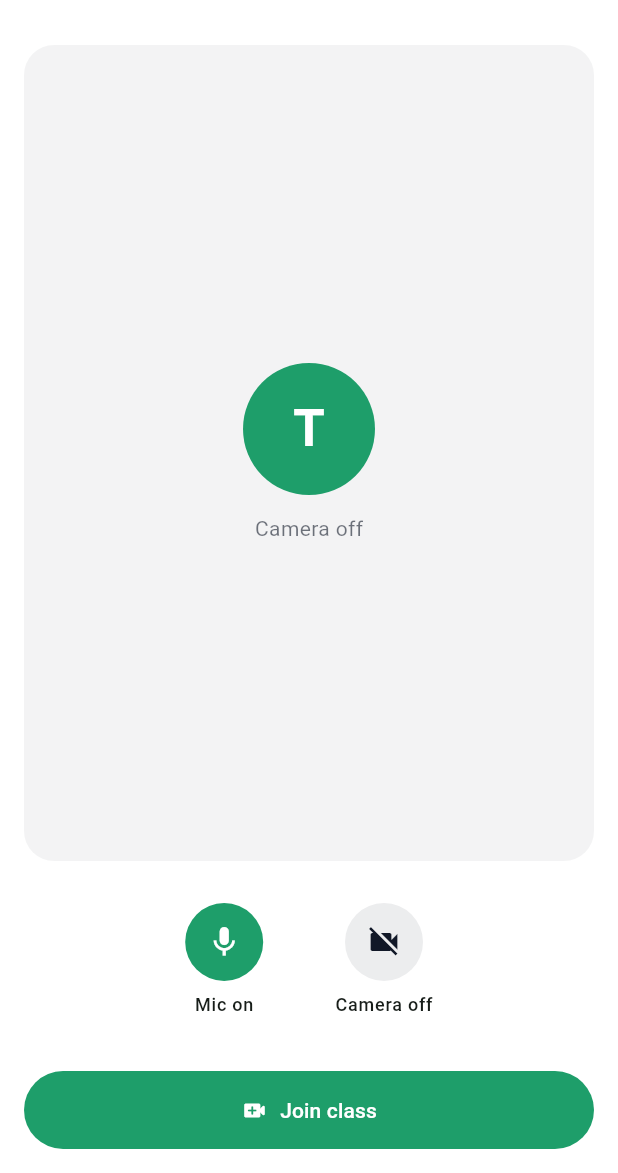
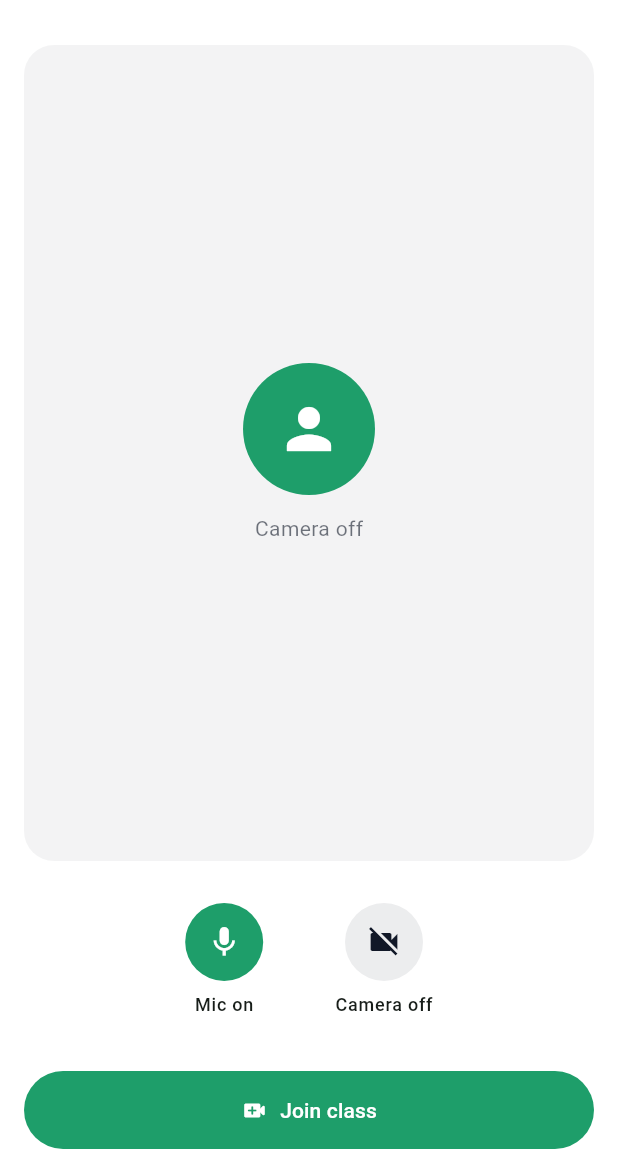
Before and after one commit to Technest-Tech/acadmyq-lms, a Flutter app: the LobbyScreen screen opened directly, on a phone screen of 412 x 824 dp, the part 63-1236 px from its top. Run offline on Flutter 3.47's test engine with Material 3 defaults, Android fonts, the phone set to English and light mode, and no system bars; our stand-ins replace connectivity_plus, dio, flutter_riverpod, permission_handler; missing offline and left inert: livekit_client.

Commit message:
feat(mobile): control-plane token plumbing + config-driven engine (Phase 3c-iii)
The live wiring — everything the real call needs except a running stack.

- AppConfig (--dart-define): control-plane base URL, host bearer token, and
  USE_FAKE_MEDIA. Defaults to the in-memory fake so the app runs serverless.
- dio client with a bearer-auth interceptor; HttpRoomTokenSource calls
  POST /api/video/rooms/{id}/token and maps {url,token,room,identity} to
  RoomCredentials, with typed errors (401/402-upgrade/403/404/network). Plus a
  FakeRoomTokenSource for dev. The client never holds a LiveKit secret (V-SEC-1).
- Config-driven providers: mediaSessionProvider + roomTokenSourceProvider pick
  fake vs real LiveKit/HTTP from AppConfig — same app goes live via dart-defines,
  no code edits.
- Lobby Join is now async: LobbyController.resolveCredentials fetches the token
  (joining/joinError state); LobbyScreen takes a roomId, shows a join spinner +
  token errors, then enters the room. Landing -> lobby -> token -> room.
- Android FGS permissions for screen share (service wiring + verification land
  with the on-device join, AC-V3.3). Dep: dio 5.9.2.

flutter analyze clean; flutter test 39/39 green (+13: token-source error matrix
via a stubbed Dio adapter, async-join success/error/guard, lobby->token->room
navigation). V-ARCH-1 guard still green. The two-device call is Phase 3c-iv.

Co-Authored-By: Claude Opus 4.8 (1M context) <noreply@anthropic.com>

```diff
--- /dev/null
+++ b/apps/mobile/lib/core/network/room_token_source.dart
@@ -0,0 +1,93 @@
+import 'package:dio/dio.dart';
+
+import '../media/media_models.dart';
+
+/// Why a token fetch failed — mapped to a clear user message by the UI.
+enum TokenFetchError {
+  /// Not signed in / session expired (401).
+  unauthorized,
+
+  /// The academy's plan doesn't include video (402 → upgrade required).
+  upgradeRequired,
+
+  /// The role lacks `room.join` (403).
+  forbidden,
+
+  /// No such room for this tenant (404).
+  notFound,
+
+  /// No network / server unreachable.
+  network,
+
+  /// Anything else.
+  unknown,
+}
+
+class TokenFetchException implements Exception {
+  const TokenFetchException(this.kind, [this.message]);
+  final TokenFetchError kind;
+  final String? message;
+
+  @override
+  String toString() => 'TokenFetchException($kind${message == null ? '' : ': $message'})';
+}
+
+/// Exchanges a room id for short-lived, scoped [RoomCredentials] from the control plane.
+///
+/// The client never mints tokens or holds the LiveKit secret (V-SEC-1); it asks Laravel, which
+/// derives the LiveKit grants from the caller's RBAC and signs the JWT server-side.
+abstract interface class RoomTokenSource {
+  Future<RoomCredentials> fetchToken(String roomId);
+}
+
+/// Real implementation: `POST /api/video/rooms/{id}/token` → `{ url, token, room, identity }`.
+class HttpRoomTokenSource implements RoomTokenSource {
+  HttpRoomTokenSource(this._dio);
+  final Dio _dio;
+
+  @override
+  Future<RoomCredentials> fetchToken(String roomId) async {
+    try {
+      final Response<Map<String, dynamic>> res =
+          await _dio.post<Map<String, dynamic>>('/api/video/rooms/$roomId/token');
+      final Map<String, dynamic>? data = res.data;
+      if (data == null) {
+        throw const TokenFetchException(TokenFetchError.unknown, 'Empty token response');
+      }
+      return RoomCredentials(
+        url: data['url'] as String,
+        token: data['token'] as String,
+        identity: data['identity'] as String,
+        roomName: data['room'] as String,
+      );
+    } on DioException catch (e) {
+      throw _map(e);
+    }
+  }
+
+  TokenFetchException _map(DioException e) {
+    final int? status = e.response?.statusCode;
+    return switch (status) {
+      401 => const TokenFetchException(TokenFetchError.unauthorized),
+      402 => const TokenFetchException(TokenFetchError.upgradeRequired),
+      403 => const TokenFetchException(TokenFetchError.forbidden),
+      404 => const TokenFetchException(TokenFetchError.notFound),
+      null => const TokenFetchException(TokenFetchError.network),
+      _ => const TokenFetchException(TokenFetchError.unknown),
+    };
+  }
+}
+
+/// In-memory token source for the dev/sim flow — returns canned credentials so the lobby → room
+/// path runs with no server.
+class FakeRoomTokenSource implements RoomTokenSource {
+  const FakeRoomTokenSource();
+
+  @override
+  Future<RoomCredentials> fetchToken(String roomId) async => RoomCredentials(
+        url: 'wss://media.dev',
+        token: 'dev-token',
+        identity: 'teacher-1',
+        roomName: roomId,
+      );
+}
--- a/apps/mobile/lib/features/lobby/presentation/lobby_screen.dart
+++ b/apps/mobile/lib/features/lobby/presentation/lobby_screen.dart
@@ -4,16 +4,19 @@ import 'package:flutter_riverpod/flutter_riverpod.dart';
 import '../../../core/design_system/tokens.dart';
 import '../../../core/di/providers.dart';
 import '../../../core/media/media_models.dart';
+import '../../../core/network/room_token_source.dart';
 import '../../room/presentation/room_screen.dart';
 import '../application/lobby_controller.dart';
 import '../data/permission_gateway.dart';
 
 /// The pre-flight before a class: set mic/camera, grant permissions, confirm you're online — so the
-/// user fixes problems here, not mid-lesson (docs/video-platform/04-FLUTTER-CLIENT §4).
+/// user fixes problems here, not mid-lesson (docs/video-platform/04-FLUTTER-CLIENT §4). On Join it
+/// fetches a scoped room token from the control plane, then enters the room.
 class LobbyScreen extends ConsumerWidget {
-  const LobbyScreen({super.key, required this.credentials, this.roomTitle});
+  const LobbyScreen({super.key, required this.roomId, this.roomTitle});
 
-  final RoomCredentials credentials;
+  /// The persistent room (`video_rooms.id`) to fetch a token for.
+  final String roomId;
   final String? roomTitle;
 
   @override
@@ -25,7 +28,7 @@ class LobbyScreen extends ConsumerWidget {
       backgroundColor: colors.surface,
       appBar: AppBar(
         backgroundColor: Colors.transparent,
-        title: Text(roomTitle ?? credentials.roomName),
+        title: Text(roomTitle ?? 'Join class'),
       ),
       body: SafeArea(
         child: ListenableBuilder(
@@ -35,12 +38,7 @@ class LobbyScreen extends ConsumerWidget {
               padding: const EdgeInsets.all(AppSpacing.lg),
               child: Column(
                 children: <Widget>[
-                  Expanded(
-                    child: _Preview(
-                      controller: controller,
-                      identity: credentials.identity,
-                    ),
-                  ),
+                  Expanded(child: _Preview(controller: controller)),
                   const SizedBox(height: AppSpacing.lg),
                   _DeviceToggles(controller: controller),
                   const SizedBox(height: AppSpacing.lg),
@@ -57,11 +55,20 @@ class LobbyScreen extends ConsumerWidget {
     );
   }
 
-  void _join(BuildContext context, WidgetRef ref, LobbyController controller) {
-    Navigator.of(context).push(
+  Future<void> _join(
+    BuildContext context,
+    WidgetRef ref,
+    LobbyController controller,
+  ) async {
+    final RoomCredentials? creds = await controller.resolveCredentials(
+      ref.read(roomTokenSourceProvider),
+      roomId,
+    );
+    if (creds == null || !context.mounted) return;
+    await Navigator.of(context).push(
       MaterialPageRoute<void>(
         builder: (_) => RoomScreen(
-          credentials: credentials,
+          credentials: creds,
           roomTitle: roomTitle,
           initialMicEnabled: controller.micEnabled,
           initialCameraEnabled: controller.cameraEnabled,
@@ -72,10 +79,9 @@ class LobbyScreen extends ConsumerWidget {
 }
 
 class _Preview extends StatelessWidget {
-  const _Preview({required this.controller, required this.identity});
+  const _Preview({required this.controller});
 
   final LobbyController controller;
-  final String identity;
 
   @override
   Widget build(BuildContext context) {
@@ -90,43 +96,28 @@ class _Preview extends StatelessWidget {
         borderRadius: BorderRadius.circular(AppRadii.lg),
       ),
       alignment: Alignment.center,
-      child: showCamera
-          // Real camera preview is wired in Phase 3c-iii (behind the media abstraction, V-ARCH-1).
-          ? Column(
-              mainAxisSize: MainAxisSize.min,
-              children: <Widget>[
-                Icon(Icons.videocam_rounded, size: 48, color: colors.primary),
-                const SizedBox(height: AppSpacing.md),
-                Text('Camera preview',
-                    style: Theme.of(context).textTheme.bodyMedium),
-              ],
-            )
-          : Column(
-              mainAxisSize: MainAxisSize.min,
-              children: <Widget>[
-                CircleAvatar(
+      child: Column(
+        mainAxisSize: MainAxisSize.min,
+        children: <Widget>[
+          // Real camera preview is wired in Phase 3c-iv (behind the media abstraction, V-ARCH-1).
+          showCamera
+              ? Icon(Icons.videocam_rounded, size: 48, color: colors.primary)
+              : CircleAvatar(
                   radius: 44,
                   backgroundColor: colors.primary,
-                  child: Text(
-                    _initial(identity),
-                    style: const TextStyle(
-                        color: Colors.white,
-                        fontSize: 34,
-                        fontWeight: FontWeight.w600),
-                  ),
+                  child: const Icon(Icons.person, color: Colors.white, size: 44),
                 ),
-                const SizedBox(height: AppSpacing.md),
-                Text('Camera off',
-                    style: Theme.of(context).textTheme.bodyMedium?.copyWith(
-                          color: colors.onSurface.withValues(alpha: 0.6),
-                        )),
-              ],
-            ),
+          const SizedBox(height: AppSpacing.md),
+          Text(
+            showCamera ? 'Camera preview' : 'Camera off',
+            style: Theme.of(context).textTheme.bodyMedium?.copyWith(
+                  color: colors.onSurface.withValues(alpha: 0.6),
+                ),
+          ),
+        ],
+      ),
     );
   }
-
-  String _initial(String s) =>
-      s.trim().isEmpty ? '?' : s.trim().characters.first.toUpperCase();
 }
 
 class _DeviceToggles extends StatelessWidget {
@@ -255,11 +246,25 @@ class _StatusAndJoin extends StatelessWidget {
             icon: Icons.wifi_off_rounded,
             text: "You're offline. Reconnect to join the class.",
           ),
+        if (controller.joinError != null)
+          _Notice(
+            color: colors.danger,
+            icon: Icons.error_outline_rounded,
+            text: _joinErrorMessage(controller.joinError!),
+          ),
         const SizedBox(height: AppSpacing.sm),
         FilledButton.icon(
-          onPressed: controller.canJoin ? onJoin : null,
-          icon: const Icon(Icons.video_call_rounded),
-          label: const Text('Join class'),
+          onPressed:
+              controller.canJoin && !controller.joining ? onJoin : null,
+          icon: controller.joining
+              ? const SizedBox(
+                  width: 18,
+                  height: 18,
+                  child: CircularProgressIndicator(
+                      strokeWidth: 2, color: Colors.white),
+                )
+              : const Icon(Icons.video_call_rounded),
+          label: Text(controller.joining ? 'Joining…' : 'Join class'),
           style: FilledButton.styleFrom(
             backgroundColor: colors.primary,
             padding: const EdgeInsets.symmetric(vertical: AppSpacing.lg),
@@ -268,6 +273,16 @@ class _StatusAndJoin extends StatelessWidget {
       ],
     );
   }
+
+  String _joinErrorMessage(TokenFetchError error) => switch (error) {
+        TokenFetchError.unauthorized => 'Your session expired. Please sign in again.',
+        TokenFetchError.upgradeRequired =>
+          'Video classes aren\'t included in this plan.',
+        TokenFetchError.forbidden => 'You don\'t have access to this room.',
+        TokenFetchError.notFound => 'This room no longer exists.',
+        TokenFetchError.network => 'Network error. Check your connection.',
+        TokenFetchError.unknown => 'Something went wrong. Please try again.',
+      };
 }
 
 class _Notice extends StatelessWidget {
--- a/apps/mobile/pubspec.yaml
+++ b/apps/mobile/pubspec.yaml
@@ -38,6 +38,7 @@ dependencies:
   flutter_riverpod: ^3.3.2
   permission_handler: ^12.0.3
   connectivity_plus: ^7.2.0
+  dio: ^5.9.2
 
 dev_dependencies:
   flutter_test:
```
Also changed, not shown: apps/mobile/lib/app.dart (+1 -7 lines), apps/mobile/lib/core/config/app_config.dart (added, +28 -0 lines), apps/mobile/lib/core/di/providers.dart (+26 -1 lines), apps/mobile/lib/core/network/dio_client.dart (added, +32 -0 lines), apps/mobile/lib/features/lobby/application/lobby_controller.dart (+35 -0 lines), apps/mobile/lib/main.dart (+3 -18 lines), apps/mobile/pubspec.lock, 4 other files.
